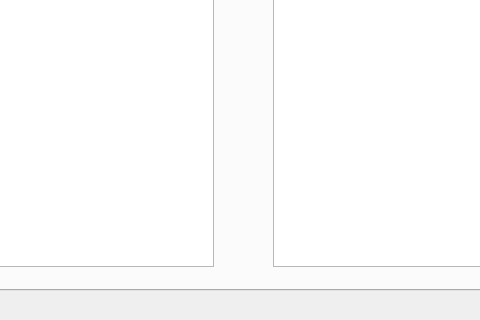
mizit/Nova-git, file Server/nova-server/mainwindow.ui: the form before one commit; both pictures show x 359 to 839 and y 327 to 647 of the 1184 by 647 pixel window.
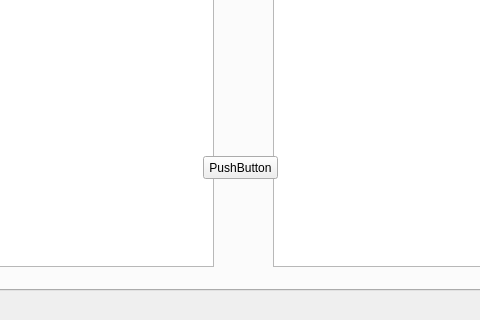
The form after the commit.

Diff of the .ui file:
```diff
--- a/Server/nova-server/mainwindow.ui
+++ b/Server/nova-server/mainwindow.ui
@@ -50,6 +50,19 @@
        </rect>
       </property>
      </widget>
+     <widget class="QPushButton" name="pushButton">
+      <property name="geometry">
+       <rect>
+        <x>550</x>
+        <y>430</y>
+        <width>75</width>
+        <height>23</height>
+       </rect>
+      </property>
+      <property name="text">
+       <string>PushButton</string>
+      </property>
+     </widget>
     </widget>
     <widget class="QWidget" name="tab_2">
      <attribute name="title">
```
